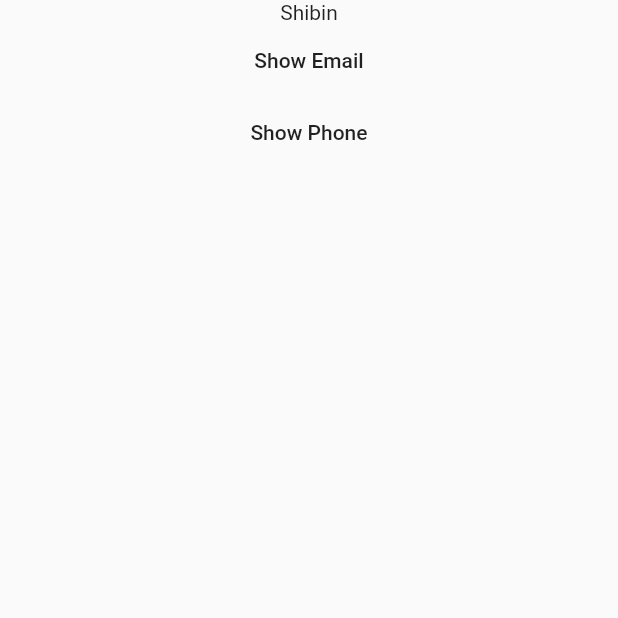
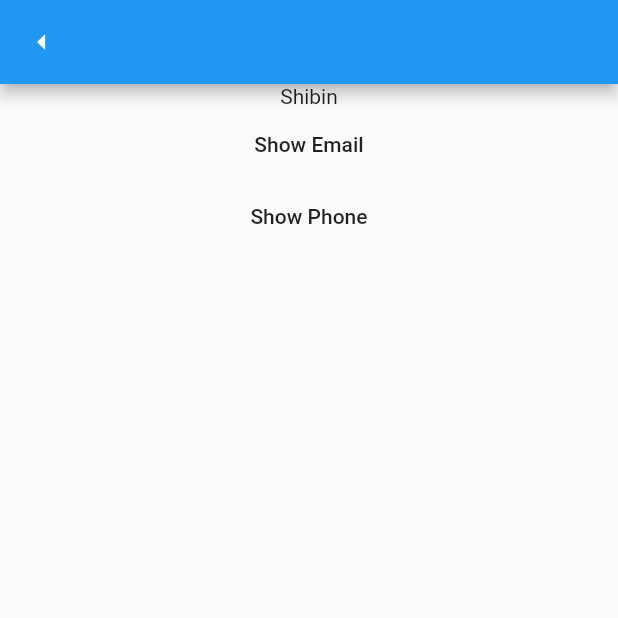
Before and after one commit to AbhijithKonnayil/flutter-bloc-demo, a Flutter app: the ShibinPage screen opened directly, on a phone screen of 412 x 824 dp, the top half of it. Run offline on Flutter 3.47's test engine with Material 2 defaults, Android fonts, the phone set to English and light mode, and no system bars; our stand-ins replace bloc, flutter_bloc.

Commit message:
Create Shibin's Bloc

```diff
--- a/lib/main.dart
+++ b/lib/main.dart
@@ -1,5 +1,6 @@
 import 'package:demo/abhi_bloc/abhi_bloc.dart';
 import 'package:demo/home_bloc/home_bloc.dart';
+import 'shibin_bloc/shibin_bloc.dart';
 import 'package:demo/home_page.dart';
 import 'package:demo/pages/abhi_page.dart';
 import 'package:demo/pages/shibin_page.dart';
@@ -25,7 +26,8 @@ class MyApp extends StatelessWidget {
           providers: [
             BlocProvider<HomeBloc>(
                 create: (BuildContext context) => HomeBloc()),
-            BlocProvider<AbhiBloc>(create: (BuildContext context) => AbhiBloc())
+            BlocProvider<AbhiBloc>(create: (BuildContext context) => AbhiBloc()),
+            BlocProvider<ShibinBloc>(create: (BuildContext context) => ShibinBloc())
           ],
           child: PageView(
             children: [HomePage(), AbhiPage(), ShibinPage()],
--- a/lib/pages/shibin_page.dart
+++ b/lib/pages/shibin_page.dart
@@ -20,6 +20,12 @@ class _ShibinPageState extends State<ShibinPage> {
   @override
   Widget build(BuildContext context) {
     return Scaffold(
+      appBar: AppBar(
+          leading: IconButton(
+              icon: Icon(Icons.arrow_left),
+              onPressed: () {
+                Navigator.pop(context);
+              })),
       body: Center(
         child: BlocBuilder<ShibinBloc, ShibinState>(builder: (context, state) {
           print(state);
```
